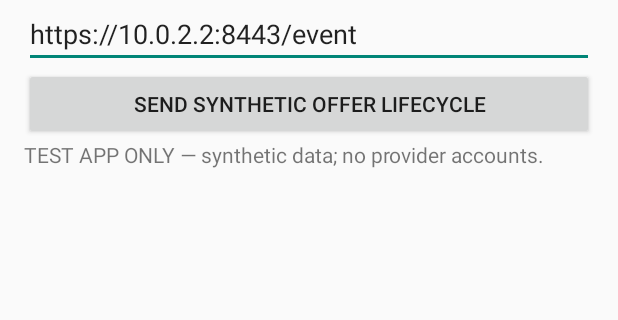
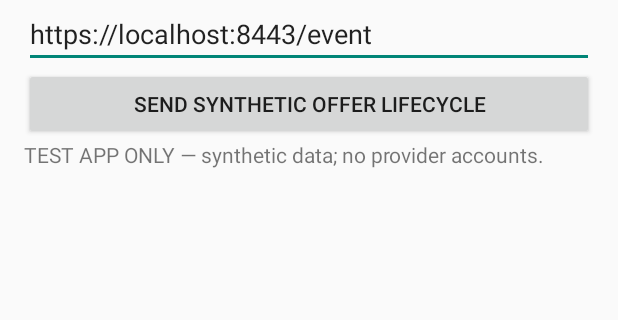
Before and after one commit to ysfclc/BusyBee, an Android app: the screen it shows after launch (MainActivity), on a phone screen of 412 x 824 dp, the part 125-445 px from its top. Run offline under Robolectric (Android 15) with nearby library versions, the phone set to English and light mode, and no system bars; 1 statement that could not run was skipped.

Commit message:
Use adb-reversed localhost HTTPS fixture endpoint

```diff
--- a/research/plaintext-observer/android/app/src/main/java/com/ysfclc/busybee/plaintextpoc/MainActivity.kt
+++ b/research/plaintext-observer/android/app/src/main/java/com/ysfclc/busybee/plaintextpoc/MainActivity.kt
@@ -21,7 +21,7 @@ class MainActivity : Activity() {
     override fun onCreate(savedInstanceState: Bundle?) {
         super.onCreate(savedInstanceState)
         endpoint = EditText(this).apply {
-            setText("https://10.0.2.2:8443/event")
+            setText("https://localhost:8443/event")
             hint = "Owned HTTPS fixture URL"
             singleLine = true
         }
```
